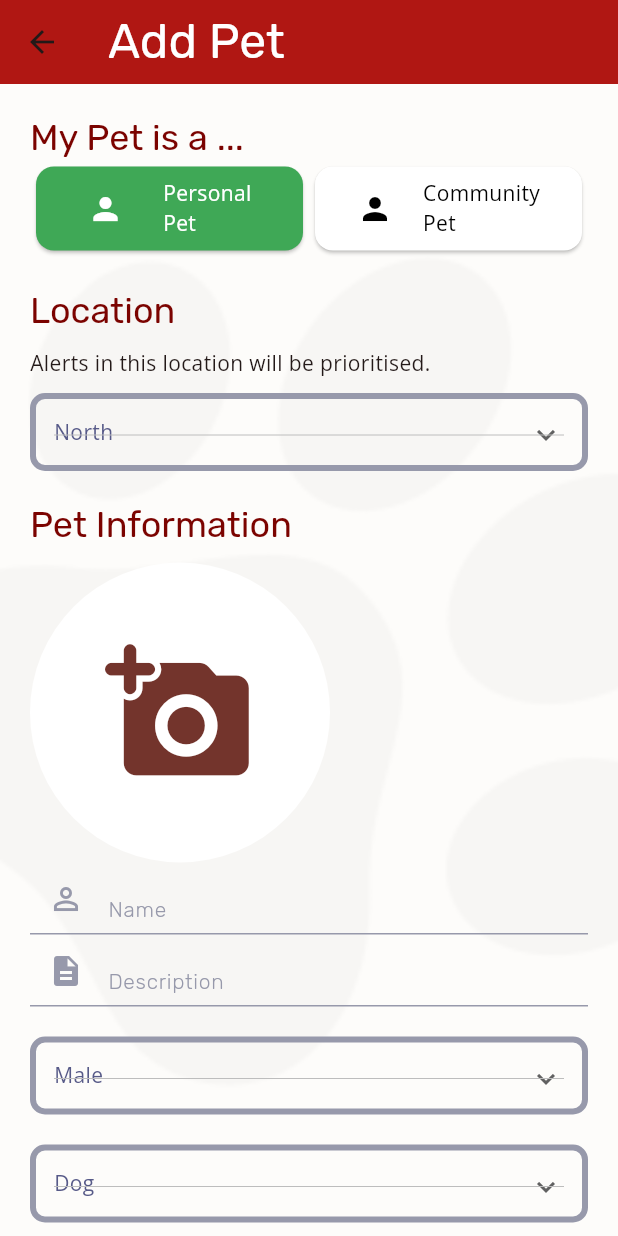
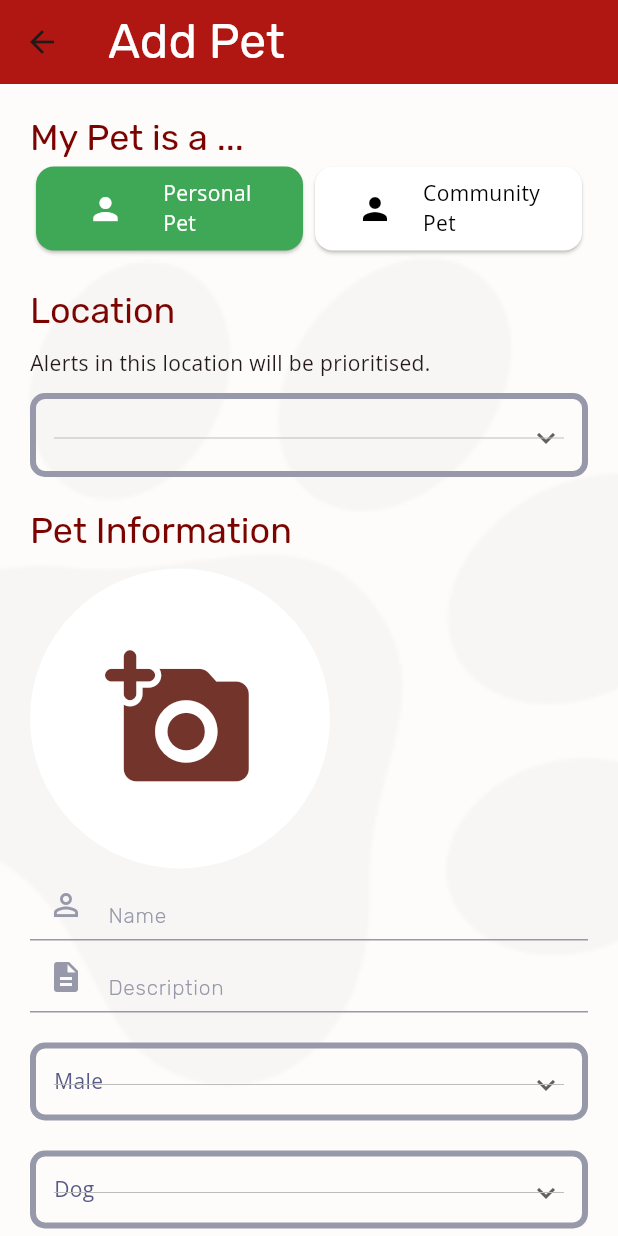
Before and after one commit to LunarEclipz/WagTrack, a Flutter app: the AddPetPage screen opened directly, after a tap on an icon or button, on a phone screen of 412 x 824 dp. Run offline on Flutter 3.47's test engine with Material 3 defaults, Android fonts, the phone set to English and light mode, and no system bars; our stand-ins replace cloud_firestore, firebase_auth, firebase_core, firebase_storage, flutter_datetime_picker_plus, google_fonts and 3 more; missing offline and left inert: flutter_facebook_auth; accounts and stored records are empty.

Commit message:
fix: change default selected location under add_pet to empty

```diff
--- a/lib/screens/home/add_pet.dart
+++ b/lib/screens/home/add_pet.dart
@@ -5,6 +5,7 @@ import 'dart:io';
 
 import 'package:flutter/material.dart';
 import 'package:flutter_datetime_picker_plus/flutter_datetime_picker_plus.dart';
+import 'package:image_picker/image_picker.dart';
 import 'package:shared_preferences/shared_preferences.dart';
 import 'package:wagtrack/models/pet_model.dart';
 import 'package:wagtrack/services/pet_service.dart';
@@ -13,7 +14,6 @@ import 'package:wagtrack/shared/components/page_components.dart';
 import 'package:wagtrack/shared/components/text_components.dart';
 import 'package:wagtrack/shared/dropdown_options.dart';
 import 'package:wagtrack/shared/themes.dart';
-import 'package:image_picker/image_picker.dart';
 import 'package:wagtrack/shared/utils.dart';
 
 class AddPetPage extends StatefulWidget {
@@ -28,7 +28,7 @@ class _AddPetPageState extends State<AddPetPage> {
   late String? username;
 
   late String petType = "";
-  late String selectedLocation = "North";
+  late String selectedLocation = "";
   late String selectedSex = "Male";
   late String selectedSpecies = "Dog";
   late bool birthday = false;
```
